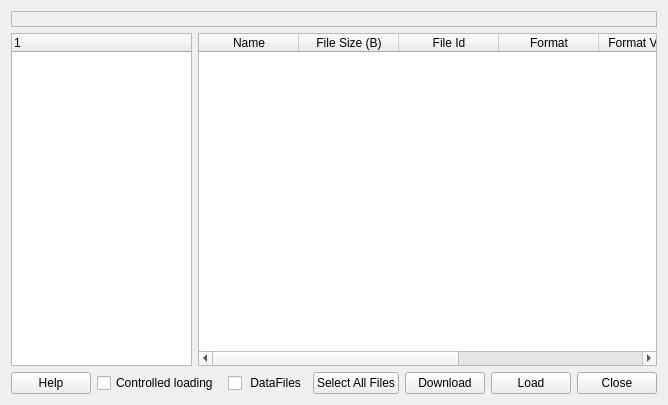
This is Code/qtiplot/MantidQt/MantidWidgets/inc/ICatInvestigation.ui in mantidproject/mantid as Qt 5 draws it before an edit. The edited form follows.
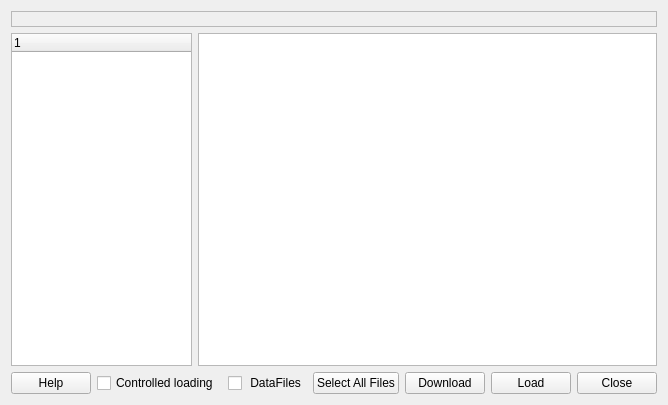
This is the edited form.

Commit message: re#1669 - minor changes to ICat interface

The edit to the form file:
```diff
--- a/Code/qtiplot/MantidQt/MantidWidgets/inc/ICatInvestigation.ui
+++ b/Code/qtiplot/MantidQt/MantidWidgets/inc/ICatInvestigation.ui
@@ -82,41 +82,6 @@
      <property name="cornerButtonEnabled" >
       <bool>true</bool>
      </property>
-     <column>
-      <property name="text" >
-       <string>Name</string>
-      </property>
-     </column>
-     <column>
-      <property name="text" >
-       <string>File Size (B)</string>
-      </property>
-     </column>
-     <column>
-      <property name="text" >
-       <string>File Id</string>
-      </property>
-     </column>
-     <column>
-      <property name="text" >
-       <string>Format</string>
-      </property>
-     </column>
-     <column>
-      <property name="text" >
-       <string>Format Version</string>
-      </property>
-     </column>
-     <column>
-      <property name="text" >
-       <string>Format Type</string>
-      </property>
-     </column>
-     <column>
-      <property name="text" >
-       <string>Create Time</string>
-      </property>
-     </column>
     </widget>
    </item>
    <item row="2" column="0" colspan="2" >
```
The commit also changes 1 other file.
